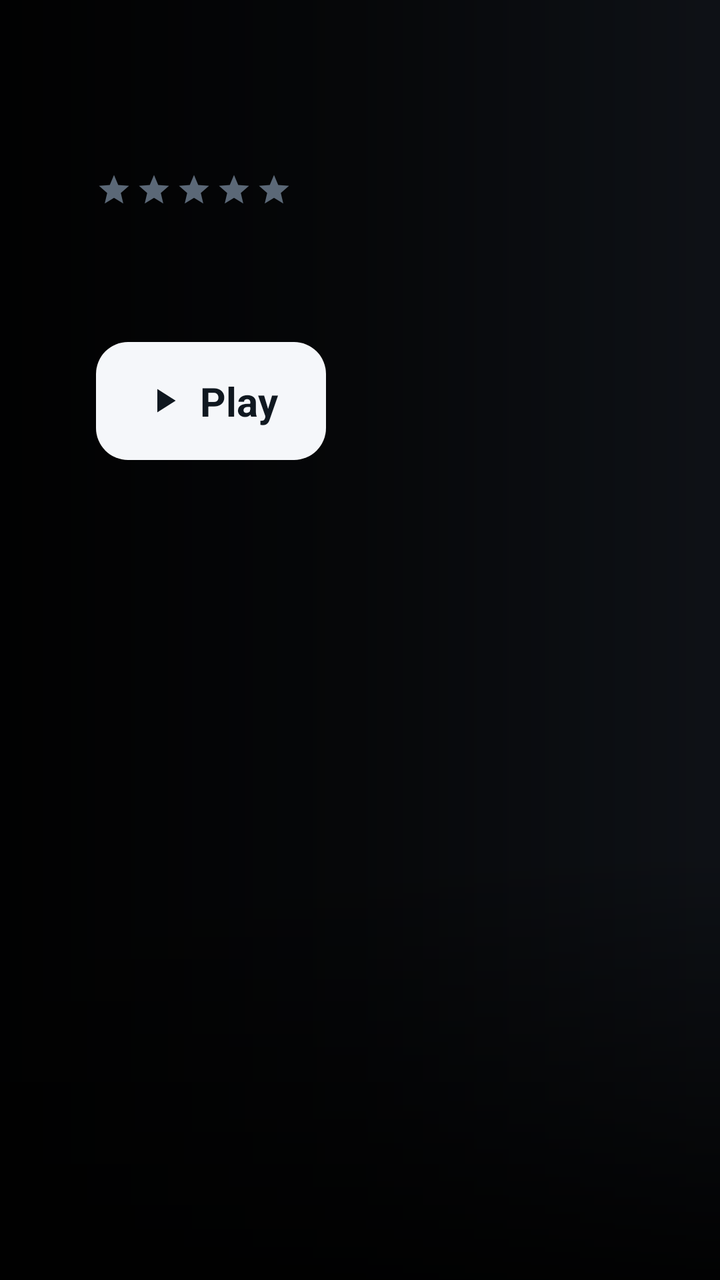
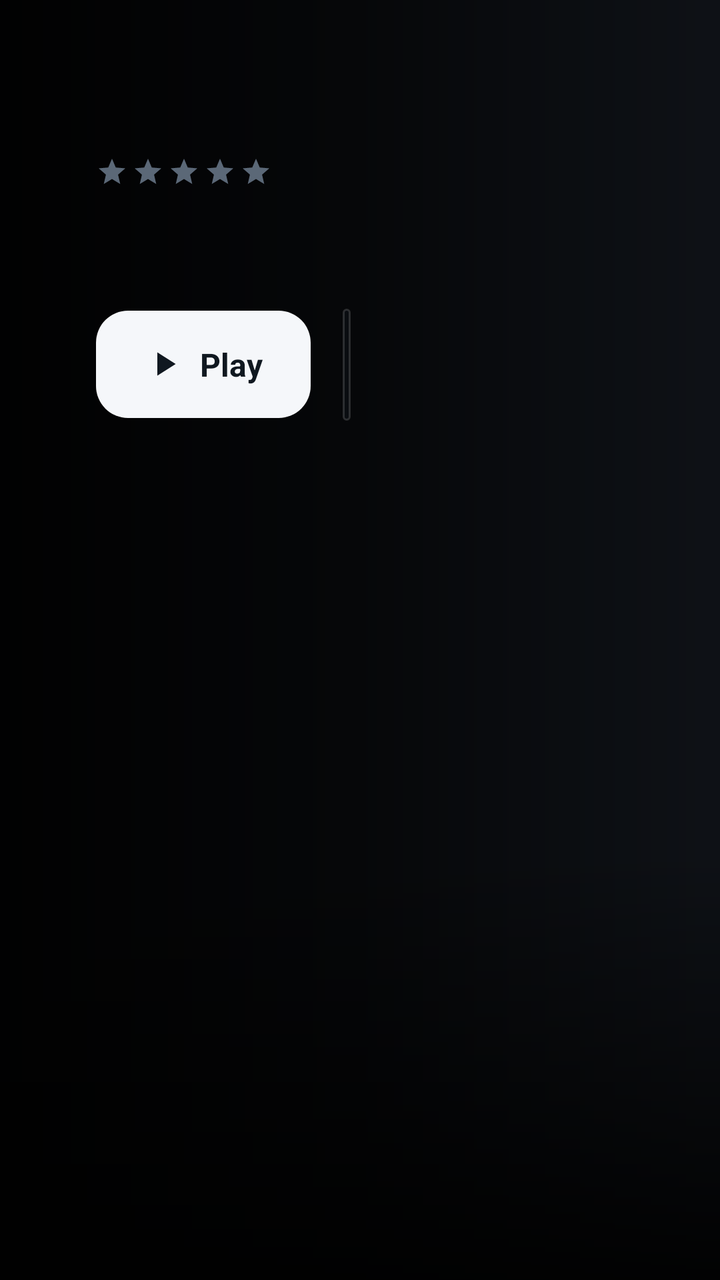

Before-and-after screenshots of an Android layout around one commit, followed by the original layout XML and the change that was made.
<!-- AndroidManifest.xml: application theme Theme.IptvPlayer -->
<!-- res/layout/activity_vod_detail.xml -->
<?xml version="1.0" encoding="utf-8"?>
<androidx.constraintlayout.widget.ConstraintLayout
    xmlns:android="http://schemas.android.com/apk/res/android"
    xmlns:app="http://schemas.android.com/apk/res-auto"
    android:layout_width="match_parent"
    android:layout_height="match_parent"
    android:background="@color/bg_root">

    <ImageView
        android:id="@+id/detailBackdrop"
        android:layout_width="0dp"
        android:layout_height="0dp"
        android:scaleType="centerCrop"
        android:contentDescription="@string/nav_movies"
        app:layout_constraintTop_toTopOf="parent"
        app:layout_constraintBottom_toBottomOf="parent"
        app:layout_constraintStart_toStartOf="parent"
        app:layout_constraintEnd_toEndOf="parent" />

    <View
        android:layout_width="0dp"
        android:layout_height="0dp"
        android:background="@drawable/bg_scrim_left"
        app:layout_constraintTop_toTopOf="parent"
        app:layout_constraintBottom_toBottomOf="parent"
        app:layout_constraintStart_toStartOf="parent"
        app:layout_constraintEnd_toEndOf="parent" />

    <View
        android:layout_width="0dp"
        android:layout_height="220dp"
        android:background="@drawable/bg_scrim_bottom"
        app:layout_constraintBottom_toBottomOf="parent"
        app:layout_constraintStart_toStartOf="parent"
        app:layout_constraintEnd_toEndOf="parent" />

    <androidx.constraintlayout.widget.Guideline
        android:id="@+id/heroGuideline"
        android:layout_width="wrap_content"
        android:layout_height="wrap_content"
        android:orientation="vertical"
        app:layout_constraintGuide_percent="0.62" />

    <LinearLayout
        android:layout_width="0dp"
        android:layout_height="0dp"
        android:orientation="vertical"
        android:paddingHorizontal="@dimen/safe_area_h"
        android:paddingVertical="@dimen/safe_area_v"
        app:layout_constraintTop_toTopOf="parent"
        app:layout_constraintBottom_toBottomOf="parent"
        app:layout_constraintStart_toStartOf="parent"
        app:layout_constraintEnd_toEndOf="@id/heroGuideline">

        <TextView
            android:id="@+id/detailTitle"
            android:layout_width="match_parent"
            android:layout_height="wrap_content"
            android:textColor="@color/text_primary"
            android:textSize="@dimen/text_big_title"
            android:textStyle="bold"
            android:maxLines="2"
            android:ellipsize="end" />

        
        <LinearLayout
            android:layout_width="wrap_content"
            android:layout_height="wrap_content"
            android:orientation="horizontal"
            android:gravity="center_vertical"
            android:layout_marginTop="@dimen/space_m">

            <LinearLayout
                android:id="@+id/ratingStars"
                android:layout_width="wrap_content"
                android:layout_height="wrap_content"
                android:orientation="horizontal"
                android:gravity="center_vertical"
                android:layout_marginEnd="@dimen/space_m">

                <ImageView android:id="@+id/star1" android:layout_width="18dp" android:layout_height="18dp" android:src="@drawable/ic_star_outline" android:contentDescription="@string/detail_rating" />
                <ImageView android:id="@+id/star2" android:layout_width="18dp" android:layout_height="18dp" android:src="@drawable/ic_star_outline" android:layout_marginStart="2dp" android:contentDescription="@null" />
                <ImageView android:id="@+id/star3" android:layout_width="18dp" android:layout_height="18dp" android:src="@drawable/ic_star_outline" android:layout_marginStart="2dp" android:contentDescription="@null" />
                <ImageView android:id="@+id/star4" android:layout_width="18dp" android:layout_height="18dp" android:src="@drawable/ic_star_outline" android:layout_marginStart="2dp" android:contentDescription="@null" />
                <ImageView android:id="@+id/star5" android:layout_width="18dp" android:layout_height="18dp" android:src="@drawable/ic_star_outline" android:layout_marginStart="2dp" android:contentDescription="@null" />
            </LinearLayout>

            <TextView
                android:id="@+id/detailYear"
                android:layout_width="wrap_content"
                android:layout_height="wrap_content"
                android:background="@drawable/bg_time_chip"
                android:paddingHorizontal="@dimen/space_s"
                android:paddingVertical="2dp"
                android:textColor="@color/text_primary"
                android:textSize="@dimen/text_body"
                android:textStyle="bold"
                android:visibility="gone" />

            <TextView
                android:id="@+id/detailDuration"
                android:layout_width="wrap_content"
                android:layout_height="wrap_content"
                android:layout_marginStart="@dimen/space_m"
                android:drawableStart="@drawable/ic_clock"
                android:drawablePadding="@dimen/space_xs"
                android:gravity="center_vertical"
                android:textColor="@color/text_secondary"
                android:textSize="@dimen/text_body"
                android:visibility="gone" />

            <TextView
                android:id="@+id/detailGenre"
                android:layout_width="wrap_content"
                android:layout_height="wrap_content"
                android:layout_marginStart="@dimen/space_m"
                android:textColor="@color/text_secondary"
                android:textSize="@dimen/text_body"
                android:maxLines="1"
                android:ellipsize="end"
                android:visibility="gone" />
        </LinearLayout>

        <TextView
            android:id="@+id/detailPlot"
            android:layout_width="match_parent"
            android:layout_height="wrap_content"
            android:layout_marginTop="@dimen/space_m"
            android:textColor="@color/text_primary"
            android:textSize="@dimen/text_body"
            android:lineSpacingMultiplier="1.2"
            android:maxLines="4"
            android:ellipsize="end" />

        
        <LinearLayout
            android:layout_width="wrap_content"
            android:layout_height="wrap_content"
            android:orientation="horizontal"
            android:gravity="center_vertical"
            android:layout_marginTop="@dimen/space_l">

            <LinearLayout
                android:id="@+id/playButton"
                android:layout_width="wrap_content"
                android:layout_height="wrap_content"
                android:orientation="horizontal"
                android:gravity="center_vertical"
                android:background="@drawable/bg_pill_light"
                android:focusable="true"
                android:focusableInTouchMode="false"
                android:paddingHorizontal="@dimen/space_l"
                android:paddingVertical="@dimen/space_m">

                <ImageView
                    android:layout_width="20dp"
                    android:layout_height="20dp"
                    android:src="@drawable/ic_play"
                    android:tint="#101820"
                    android:layout_marginEnd="@dimen/space_s"
                    android:contentDescription="@null" />

                <TextView
                    android:id="@+id/playLabel"
                    android:layout_width="wrap_content"
                    android:layout_height="wrap_content"
                    android:text="@string/detail_play"
                    android:textColor="#101820"
                    android:textSize="@dimen/text_body"
                    android:textStyle="bold" />
            </LinearLayout>

            <TextView
                android:id="@+id/trailerButton"
                android:layout_width="wrap_content"
                android:layout_height="wrap_content"
                android:layout_marginStart="@dimen/space_m"
                android:background="@drawable/bg_pill_dark"
                android:focusable="true"
                android:focusableInTouchMode="false"
                android:gravity="center_vertical"
                android:paddingHorizontal="@dimen/space_l"
                android:paddingVertical="@dimen/space_m"
                android:text="@string/detail_trailer"
                android:textColor="@color/text_primary"
                android:textSize="@dimen/text_body"
                android:textStyle="bold"
                android:visibility="gone" />

            <ImageView
                android:id="@+id/favoriteButton"
                android:layout_width="wrap_content"
                android:layout_height="wrap_content"
                android:layout_marginStart="@dimen/space_m"
                android:background="@drawable/bg_pill_dark"
                android:focusable="true"
                android:focusableInTouchMode="false"
                android:padding="@dimen/space_m"
                android:src="@drawable/ic_heart"
                android:contentDescription="@string/section_favorites" />
        </LinearLayout>

        <Space
            android:layout_width="match_parent"
            android:layout_height="0dp"
            android:layout_weight="1" />

        <TextView
            android:id="@+id/castLabel"
            android:layout_width="wrap_content"
            android:layout_height="wrap_content"
            android:text="@string/detail_cast"
            android:textColor="@color/text_primary"
            android:textSize="@dimen/text_title"
            android:textStyle="bold"
            android:visibility="gone" />

        <androidx.recyclerview.widget.RecyclerView
            android:id="@+id/castList"
            android:layout_width="match_parent"
            android:layout_height="wrap_content"
            android:layout_marginTop="@dimen/space_s"
            android:clipToPadding="false"
            android:visibility="gone" />
    </LinearLayout>
</androidx.constraintlayout.widget.ConstraintLayout>
<!-- resources referenced by this layout -->
<resources>
  <color name="bg_root">#0E1116</color>
  <color name="text_primary">#F5F7FA</color>
  <color name="text_secondary">#9AA7B4</color>
  <dimen name="safe_area_h">48dp</dimen>
  <dimen name="safe_area_v">27dp</dimen>
  <dimen name="space_l">24dp</dimen>
  <dimen name="space_m">16dp</dimen>
  <dimen name="space_s">8dp</dimen>
  <dimen name="space_xs">4dp</dimen>
  <dimen name="text_big_title">32sp</dimen>
  <dimen name="text_body">20sp</dimen>
  <dimen name="text_title">28sp</dimen>
  <!-- drawable bg_scrim_bottom (drawable) -->
  <?xml version="1.0" encoding="utf-8"?>
  <shape xmlns:android="http://schemas.android.com/apk/res/android" android:shape="rectangle">
      <gradient
          android:angle="90"
          android:startColor="#E6000000"
          android:endColor="#00000000"
          android:type="linear" />
  </shape>
  <!-- drawable bg_scrim_left (drawable) -->
  <?xml version="1.0" encoding="utf-8"?>
  <shape xmlns:android="http://schemas.android.com/apk/res/android" android:shape="rectangle">
      <gradient
          android:angle="0"
          android:startColor="#F2000000"
          android:centerColor="#99000000"
          android:endColor="#00000000"
          android:type="linear" />
  </shape>
  <!-- drawable bg_time_chip (drawable) -->
  <?xml version="1.0" encoding="utf-8"?>
  <shape xmlns:android="http://schemas.android.com/apk/res/android"
      android:shape="rectangle">
      <solid android:color="@color/glass_input" />
      <corners android:radius="@dimen/badge_radius" />
      <stroke android:width="1dp" android:color="@color/glass_stroke" />
  </shape>
  <!-- drawable ic_clock (drawable) -->
  <?xml version="1.0" encoding="utf-8"?>
  <vector xmlns:android="http://schemas.android.com/apk/res/android"
      android:width="24dp"
      android:height="24dp"
      android:viewportWidth="24"
      android:viewportHeight="24"
      android:tint="@color/text_secondary">
      <path
          android:fillColor="@android:color/white"
          android:pathData="M12,2C6.5,2 2,6.5 2,12s4.5,10 10,10 10,-4.5 10,-10S17.5,2 12,2zM12,20c-4.41,0 -8,-3.59 -8,-8s3.59,-8 8,-8 8,3.59 8,8 -3.59,8 -8,8zM12.5,7H11v6l5.25,3.15 0.75,-1.23 -4.5,-2.67z" />
  </vector>
  <!-- drawable ic_play (drawable) -->
  <?xml version="1.0" encoding="utf-8"?>
  <vector xmlns:android="http://schemas.android.com/apk/res/android"
      android:width="24dp" android:height="24dp"
      android:viewportWidth="24" android:viewportHeight="24"
      android:tint="@color/text_primary">
      <path android:fillColor="@android:color/white"
          android:pathData="M8,5v14l11,-7z" />
  </vector>
  <!-- drawable ic_star_outline (drawable) -->
  <?xml version="1.0" encoding="utf-8"?>
  <vector xmlns:android="http://schemas.android.com/apk/res/android"
      android:width="24dp"
      android:height="24dp"
      android:viewportWidth="24"
      android:viewportHeight="24"
      android:tint="@color/text_muted">
      <path
          android:fillColor="@android:color/white"
          android:pathData="M12,17.27L18.18,21l-1.64,-7.03L22,9.24l-7.19,-0.61L12,2 9.19,8.63 2,9.24l5.46,4.73L5.82,21z" />
  </vector>
  <string name="detail_cast">Cast</string>
  <string name="detail_play">Play</string>
  <string name="detail_rating">Rating</string>
  <string name="detail_trailer">Trailer</string>
  <string name="nav_movies">Movies</string>
  <string name="section_favorites">Favorites</string>
  <color name="glass_input_focused">#24FFFFFF</color>
  <dimen name="badge_radius">16dp</dimen>
  <color name="glass_stroke">#26FFFFFF</color>
  <color name="accent">#3DA9FC</color>
  <color name="glass_input">#14FFFFFF</color>
  <color name="text_muted">#5B6877</color>
  <!-- unchanged entries left out for length: 4 -->
</resources>

<!-- the commit's change to res/layout/activity_vod_detail.xml (unified diff, before → after) -->
@@ -57,7 +57,7 @@
             android:layout_width="match_parent"
             android:layout_height="wrap_content"
             android:textColor="@color/text_primary"
-            android:textSize="@dimen/text_big_title"
+            android:textSize="@dimen/detail_title_text"
             android:textStyle="bold"
             android:maxLines="2"
             android:ellipsize="end" />
@@ -78,11 +78,11 @@
                 android:gravity="center_vertical"
                 android:layout_marginEnd="@dimen/space_m">
 
-                <ImageView android:id="@+id/star1" android:layout_width="18dp" android:layout_height="18dp" android:src="@drawable/ic_star_outline" android:contentDescription="@string/detail_rating" />
-                <ImageView android:id="@+id/star2" android:layout_width="18dp" android:layout_height="18dp" android:src="@drawable/ic_star_outline" android:layout_marginStart="2dp" android:contentDescription="@null" />
-                <ImageView android:id="@+id/star3" android:layout_width="18dp" android:layout_height="18dp" android:src="@drawable/ic_star_outline" android:layout_marginStart="2dp" android:contentDescription="@null" />
-                <ImageView android:id="@+id/star4" android:layout_width="18dp" android:layout_height="18dp" android:src="@drawable/ic_star_outline" android:layout_marginStart="2dp" android:contentDescription="@null" />
-                <ImageView android:id="@+id/star5" android:layout_width="18dp" android:layout_height="18dp" android:src="@drawable/ic_star_outline" android:layout_marginStart="2dp" android:contentDescription="@null" />
+                <ImageView android:id="@+id/star1" android:layout_width="16dp" android:layout_height="16dp" android:src="@drawable/ic_star_outline" android:contentDescription="@string/detail_rating" />
+                <ImageView android:id="@+id/star2" android:layout_width="16dp" android:layout_height="16dp" android:src="@drawable/ic_star_outline" android:layout_marginStart="2dp" android:contentDescription="@null" />
+                <ImageView android:id="@+id/star3" android:layout_width="16dp" android:layout_height="16dp" android:src="@drawable/ic_star_outline" android:layout_marginStart="2dp" android:contentDescription="@null" />
+                <ImageView android:id="@+id/star4" android:layout_width="16dp" android:layout_height="16dp" android:src="@drawable/ic_star_outline" android:layout_marginStart="2dp" android:contentDescription="@null" />
+                <ImageView android:id="@+id/star5" android:layout_width="16dp" android:layout_height="16dp" android:src="@drawable/ic_star_outline" android:layout_marginStart="2dp" android:contentDescription="@null" />
             </LinearLayout>
 
             <TextView
@@ -93,7 +93,7 @@
                 android:paddingHorizontal="@dimen/space_s"
                 android:paddingVertical="2dp"
                 android:textColor="@color/text_primary"
-                android:textSize="@dimen/text_body"
+                android:textSize="@dimen/detail_meta_text"
                 android:textStyle="bold"
                 android:visibility="gone" />
 
@@ -106,7 +106,7 @@
                 android:drawablePadding="@dimen/space_xs"
                 android:gravity="center_vertical"
                 android:textColor="@color/text_secondary"
-                android:textSize="@dimen/text_body"
+                android:textSize="@dimen/detail_meta_text"
                 android:visibility="gone" />
 
             <TextView
@@ -115,7 +115,7 @@
                 android:layout_height="wrap_content"
                 android:layout_marginStart="@dimen/space_m"
                 android:textColor="@color/text_secondary"
-                android:textSize="@dimen/text_body"
+                android:textSize="@dimen/detail_meta_text"
                 android:maxLines="1"
                 android:ellipsize="end"
                 android:visibility="gone" />
@@ -127,7 +127,7 @@
             android:layout_height="wrap_content"
             android:layout_marginTop="@dimen/space_m"
             android:textColor="@color/text_primary"
-            android:textSize="@dimen/text_body"
+            android:textSize="@dimen/detail_meta_text"
             android:lineSpacingMultiplier="1.2"
             android:maxLines="4"
             android:ellipsize="end" />
@@ -166,7 +166,7 @@
                     android:layout_height="wrap_content"
                     android:text="@string/detail_play"
                     android:textColor="#101820"
-                    android:textSize="@dimen/text_body"
+                    android:textSize="@dimen/detail_action_text"
                     android:textStyle="bold" />
             </LinearLayout>
 
@@ -183,7 +183,7 @@
                 android:paddingVertical="@dimen/space_m"
                 android:text="@string/detail_trailer"
                 android:textColor="@color/text_primary"
-                android:textSize="@dimen/text_body"
+                android:textSize="@dimen/detail_action_text"
                 android:textStyle="bold"
                 android:visibility="gone" />
 
@@ -211,7 +211,7 @@
             android:layout_height="wrap_content"
             android:text="@string/detail_cast"
             android:textColor="@color/text_primary"
-            android:textSize="@dimen/text_title"
+            android:textSize="@dimen/detail_section_text"
             android:textStyle="bold"
             android:visibility="gone" />
 
<!-- resource entries referenced after the edit -->
@@ -3,15 +3,16 @@
   <color name="bg_root">#0E1116</color>
   <color name="text_primary">#F5F7FA</color>
   <color name="text_secondary">#9AA7B4</color>
+  <dimen name="detail_action_text">16sp</dimen>
+  <dimen name="detail_meta_text">15sp</dimen>
+  <dimen name="detail_section_text">20sp</dimen>
+  <dimen name="detail_title_text">26sp</dimen>
   <dimen name="safe_area_h">48dp</dimen>
   <dimen name="safe_area_v">27dp</dimen>
   <dimen name="space_l">24dp</dimen>
   <dimen name="space_m">16dp</dimen>
   <dimen name="space_s">8dp</dimen>
   <dimen name="space_xs">4dp</dimen>
-  <dimen name="text_big_title">32sp</dimen>
-  <dimen name="text_body">20sp</dimen>
-  <dimen name="text_title">28sp</dimen>
   <!-- drawable bg_scrim_bottom (drawable) -->
   <?xml version="1.0" encoding="utf-8"?>
   <shape xmlns:android="http://schemas.android.com/apk/res/android" android:shape="rectangle">
